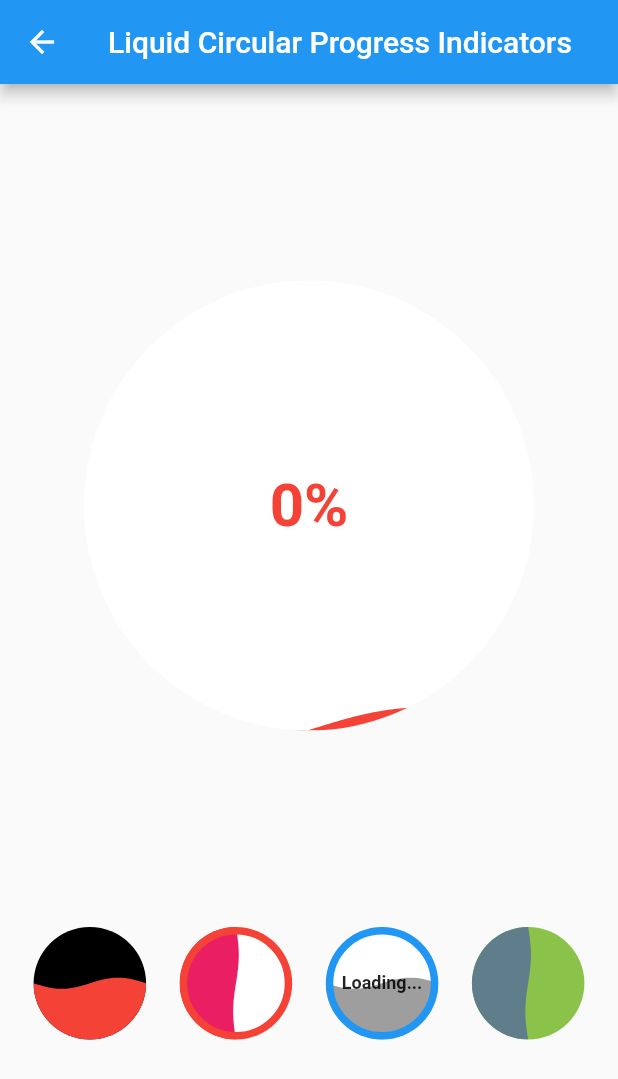
After one commit to Sky197/flutter_pomodoro, a Flutter app: the screen it shows after launch, after a tap on "Circular", on a phone screen of 412 x 824 dp. The commit adds this screen. Shown: the top 1079 px of the screen. Run offline on Flutter 3.47's test engine with Material 2 defaults, Android fonts, the phone set to English and light mode, and no system bars; our stand-ins replace liquid_progress_indicator.

Commit message:
firt commit

```diff
--- a/lib/main.dart
+++ b/lib/main.dart
@@ -1,117 +1,55 @@
 import 'package:flutter/material.dart';
 
-void main() {
-  runApp(MyApp());
-}
+import 'widget/liquid_circular_progress_indicator_page.dart';
+import 'widget/liquid_custom_progress_indicator_page.dart';
+import 'widget/liquid_linear_progress_indicator_page.dart';
 
-class MyApp extends StatelessWidget {
-  // This widget is the root of your application.
+
+void main() => runApp(MaterialApp(home: Example()));
+
+class Example extends StatelessWidget {
   @override
   Widget build(BuildContext context) {
-    return MaterialApp(
-      title: 'Flutter Demo',
-      theme: ThemeData(
-        // This is the theme of your application.
-        //
-        // Try running your application with "flutter run". You'll see the
-        // application has a blue toolbar. Then, without quitting the app, try
-        // changing the primarySwatch below to Colors.green and then invoke
-        // "hot reload" (press "r" in the console where you ran "flutter run",
-        // or simply save your changes to "hot reload" in a Flutter IDE).
-        // Notice that the counter didn't reset back to zero; the application
-        // is not restarted.
-        primarySwatch: Colors.blue,
-        // This makes the visual density adapt to the platform that you run
-        // the app on. For desktop platforms, the controls will be smaller and
-        // closer together (more dense) than on mobile platforms.
-        visualDensity: VisualDensity.adaptivePlatformDensity,
-      ),
-      home: MyHomePage(title: 'Flutter Demo Home Page'),
-    );
-  }
-}
-
-class MyHomePage extends StatefulWidget {
-  MyHomePage({Key key, this.title}) : super(key: key);
-
-  // This widget is the home page of your application. It is stateful, meaning
-  // that it has a State object (defined below) that contains fields that affect
-  // how it looks.
-
-  // This class is the configuration for the state. It holds the values (in this
-  // case the title) provided by the parent (in this case the App widget) and
-  // used by the build method of the State. Fields in a Widget subclass are
-  // always marked "final".
-
-  final String title;
-
-  @override
-  _MyHomePageState createState() => _MyHomePageState();
-}
-
-class _MyHomePageState extends State<MyHomePage> {
-  int _counter = 0;
-
-  void _incrementCounter() {
-    setState(() {
-      // This call to setState tells the Flutter framework that something has
-      // changed in this State, which causes it to rerun the build method below
-      // so that the display can reflect the updated values. If we changed
-      // _counter without calling setState(), then the build method would not be
-      // called again, and so nothing would appear to happen.
-      _counter++;
-    });
-  }
-
-  @override
-  Widget build(BuildContext context) {
-    // This method is rerun every time setState is called, for instance as done
-    // by the _incrementCounter method above.
-    //
-    // The Flutter framework has been optimized to make rerunning build methods
-    // fast, so that you can just rebuild anything that needs updating rather
-    // than having to individually change instances of widgets.
     return Scaffold(
       appBar: AppBar(
-        // Here we take the value from the MyHomePage object that was created by
-        // the App.build method, and use it to set our appbar title.
-        title: Text(widget.title),
+        title: Text("Liquid Progress Indicator Examples"),
       ),
-      body: Center(
-        // Center is a layout widget. It takes a single child and positions it
-        // in the middle of the parent.
+      body: Padding(
+        padding: const EdgeInsets.all(28.0),
         child: Column(
-          // Column is also a layout widget. It takes a list of children and
-          // arranges them vertically. By default, it sizes itself to fit its
-          // children horizontally, and tries to be as tall as its parent.
-          //
-          // Invoke "debug painting" (press "p" in the console, choose the
-          // "Toggle Debug Paint" action from the Flutter Inspector in Android
-          // Studio, or the "Toggle Debug Paint" command in Visual Studio Code)
-          // to see the wireframe for each widget.
-          //
-          // Column has various properties to control how it sizes itself and
-          // how it positions its children. Here we use mainAxisAlignment to
-          // center the children vertically; the main axis here is the vertical
-          // axis because Columns are vertical (the cross axis would be
-          // horizontal).
           mainAxisAlignment: MainAxisAlignment.center,
+          crossAxisAlignment: CrossAxisAlignment.stretch,
           children: <Widget>[
-            Text(
-              'You have pushed the button this many times:',
+            FlatButton(
+              child: Text("Circular"),
+              color: Colors.grey[300],
+              onPressed: () => Navigator.of(context).push(
+                MaterialPageRoute(
+                  builder: (_) => LiquidCircularProgressIndicatorPage(),
+                ),
+              ),
             ),
-            Text(
-              '$_counter',
-              style: Theme.of(context).textTheme.headline4,
+            FlatButton(
+              child: Text("Linear"),
+              color: Colors.grey[300],
+              onPressed: () => Navigator.of(context).push(
+                MaterialPageRoute(
+                  builder: (_) => LiquidLinearProgressIndicatorPage(),
+                ),
+              ),
+            ),
+            FlatButton(
+              child: Text("Custom"),
+              color: Colors.grey[300],
+              onPressed: () => Navigator.of(context).push(
+                MaterialPageRoute(
+                  builder: (_) => LiquidCustomProgressIndicatorPage(),
+                ),
+              ),
             ),
           ],
         ),
       ),
-      floatingActionButton: FloatingActionButton(
-        onPressed: _incrementCounter,
-        tooltip: 'Increment',
-        child: Icon(Icons.add),
-      ), // This trailing comma makes auto-formatting nicer for build methods.
     );
   }
 }
--- /dev/null
+++ b/lib/widget/liquid_circular_progress_indicator_page.dart
@@ -0,0 +1,123 @@
+import 'package:flutter/material.dart';
+import 'package:liquid_progress_indicator/liquid_progress_indicator.dart';
+
+class LiquidCircularProgressIndicatorPage extends StatelessWidget {
+  @override
+  Widget build(BuildContext context) {
+    return Scaffold(
+      appBar: AppBar(
+        title: Text("Liquid Circular Progress Indicators"),
+      ),
+      body: Column(
+        mainAxisAlignment: MainAxisAlignment.spaceEvenly,
+        children: <Widget>[
+          _AnimatedLiquidCircularProgressIndicator(),
+          Row(
+            mainAxisAlignment: MainAxisAlignment.spaceEvenly,
+            children: <Widget>[
+              SizedBox(
+                width: 75,
+                height: 75,
+                child: LiquidCircularProgressIndicator(
+                  backgroundColor: Colors.black,
+                  valueColor: AlwaysStoppedAnimation(Colors.red),
+                ),
+              ),
+              SizedBox(
+                width: 75,
+                height: 75,
+                child: LiquidCircularProgressIndicator(
+                  backgroundColor: Colors.white,
+                  valueColor: AlwaysStoppedAnimation(Colors.pink),
+                  borderColor: Colors.red,
+                  borderWidth: 5.0,
+                  direction: Axis.horizontal,
+                ),
+              ),
+              SizedBox(
+                width: 75,
+                height: 75,
+                child: LiquidCircularProgressIndicator(
+                  backgroundColor: Colors.white,
+                  valueColor: AlwaysStoppedAnimation(Colors.grey),
+                  borderColor: Colors.blue,
+                  borderWidth: 5.0,
+                  center: Text(
+                    "Loading...",
+                    style: TextStyle(
+                      fontSize: 12.0,
+                      fontWeight: FontWeight.bold,
+                    ),
+                  ),
+                ),
+              ),
+              SizedBox(
+                width: 75,
+                height: 75,
+                child: LiquidCircularProgressIndicator(
+                  backgroundColor: Colors.lightGreen,
+                  valueColor: AlwaysStoppedAnimation(Colors.blueGrey),
+                  direction: Axis.horizontal,
+                ),
+              ),
+            ],
+          ),
+        ],
+      ),
+    );
+  }
+}
+
+class _AnimatedLiquidCircularProgressIndicator extends StatefulWidget {
+  @override
+  State<StatefulWidget> createState() =>
+      _AnimatedLiquidCircularProgressIndicatorState();
+}
+
+class _AnimatedLiquidCircularProgressIndicatorState
+    extends State<_AnimatedLiquidCircularProgressIndicator>
+    with SingleTickerProviderStateMixin {
+  AnimationController _animationController;
+
+  @override
+  void initState() {
+    super.initState();
+    _animationController = AnimationController(
+      vsync: this,
+      duration: Duration(minutes: 15),
+    );
+
+    _animationController.addListener(() => setState(() {}));
+    _animationController.repeat();
+  }
+
+  @override
+  void dispose() {
+    _animationController.dispose();
+    super.dispose();
+  }
+
+  @override
+  Widget build(BuildContext context) {
+    final percentage = _animationController.value * 100;
+    return Center(
+      child: SizedBox(
+        width: 300.0,
+        height: 300.0,
+        child: LiquidCircularProgressIndicator(
+          value: _animationController.value,
+          backgroundColor: Colors.white,
+          valueColor: AlwaysStoppedAnimation(Colors.red),
+          center: Text(
+            "${percentage.toStringAsFixed(0)}%",
+            style: TextStyle(
+              color: Colors.red,
+              fontSize: 40.0,
+              fontWeight: FontWeight.bold,
+            ),
+          ),
+        ),
+      ),
+    );
+  }
+}
--- a/pubspec.yaml
+++ b/pubspec.yaml
@@ -23,6 +23,7 @@ environment:
 dependencies:
   flutter:
     sdk: flutter
+  liquid_progress_indicator: ^0.3.2
 
 
   # The following adds the Cupertino Icons font to your application.
```
Also changed, not shown: lib/widget/liquid_custom_progress_indicator_page.dart (added, +125 -0 lines), lib/widget/liquid_linear_progress_indicator_page.dart (added, +124 -0 lines), pubspec.lock, 56 other files.
